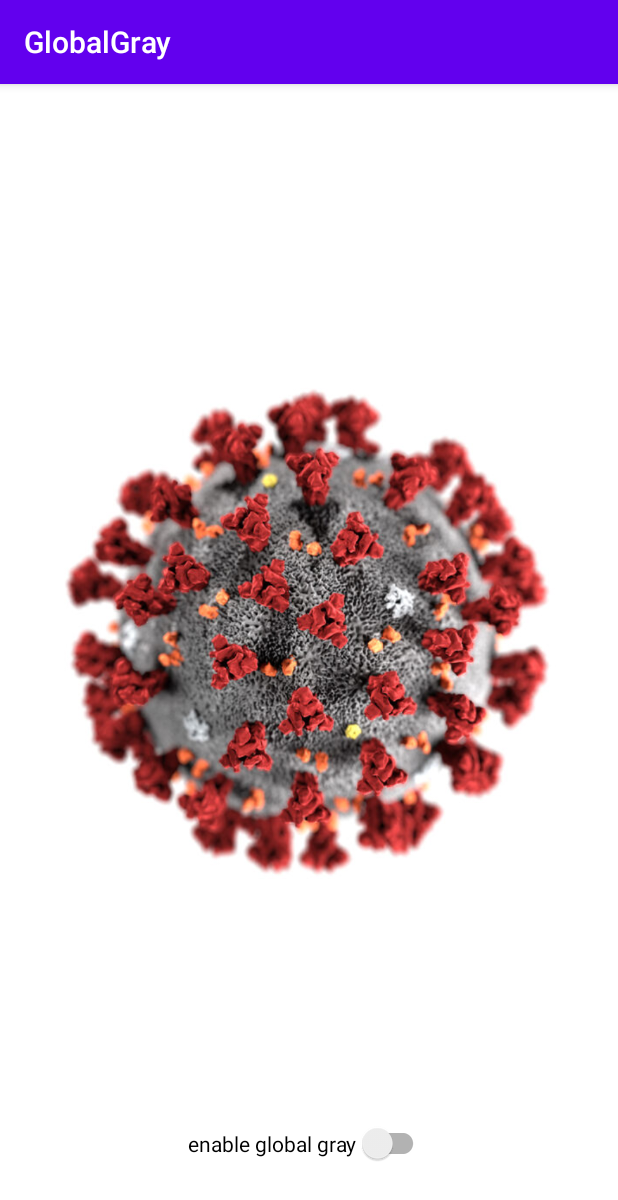
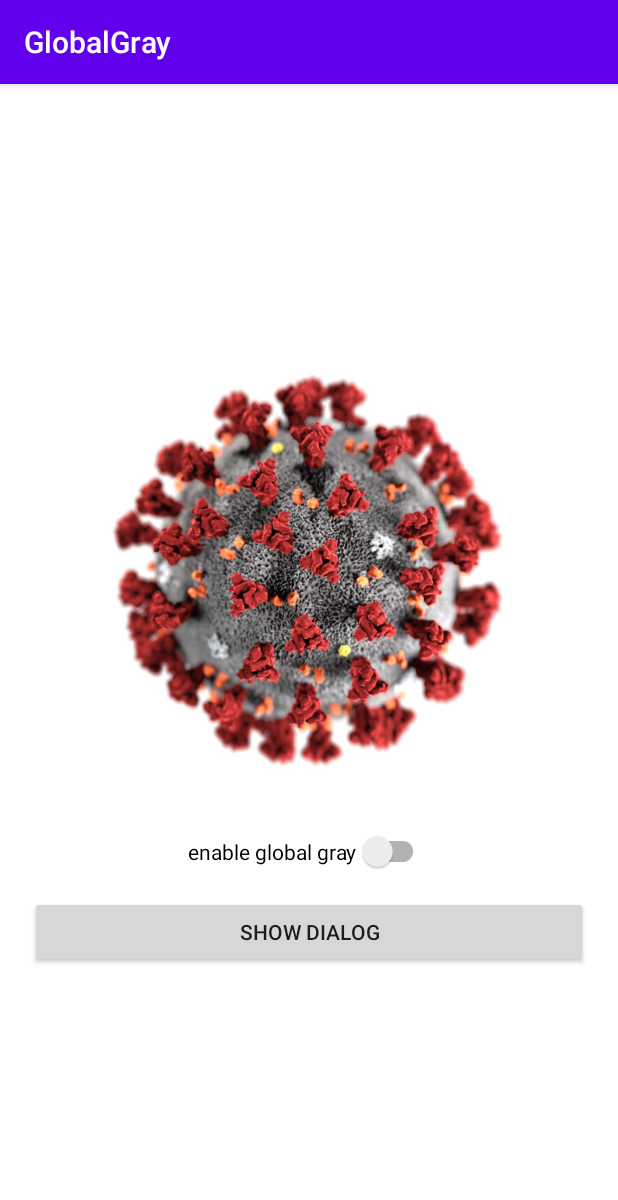
Before and after one commit to U2tzJTNE/GlobalGray, an Android app: the screen it shows after launch (MainActivity), on a phone screen of 412 x 824 dp. Shown: the top 1200 px of the screen. Run offline under Robolectric (Android 15) with nearby library versions, the phone set to English and light mode, and no system bars.

```diff
--- a/sample/src/main/java/com/u2tzjtne/globalgray/sample/App.java
+++ b/sample/src/main/java/com/u2tzjtne/globalgray/sample/App.java
@@ -2,6 +2,7 @@ package com.u2tzjtne.globalgray.sample;
 
 import android.app.Application;
 import android.content.Context;
+import android.util.Log;
 
 import com.u2tzjtne.globalgray.GlobalGray;
 
@@ -10,11 +11,13 @@ import com.u2tzjtne.globalgray.GlobalGray;
  */
 public class App extends Application {
     private static Context context;
+    private static final String TAG = "App";
 
     @Override
     public void onCreate() {
         super.onCreate();
         context = getApplicationContext();
+        Log.d(TAG,"app is onCreate: enable_gray "+SPUtils.getBoolean("enable_gray", false));
         GlobalGray.enable(SPUtils.getBoolean("enable_gray", false));
     }
 
--- a/sample/src/main/res/layout/activity_main.xml
+++ b/sample/src/main/res/layout/activity_main.xml
@@ -10,14 +10,23 @@
     tools:context=".MainActivity">
 
     <ImageView
-        android:layout_width="match_parent"
-        android:layout_height="wrap_content"
+        android:layout_width="300dp"
+        android:layout_height="300dp"
         android:src="@drawable/img_covid" />
+
 
     <androidx.appcompat.widget.SwitchCompat
         android:id="@+id/sw_enable_gray"
         android:layout_width="wrap_content"
         android:layout_height="wrap_content"
+        android:layout_marginTop="20dp"
         android:text="enable global gray" />
 
+    <Button
+        android:id="@+id/btn_show_dialog"
+        android:layout_width="match_parent"
+        android:layout_height="wrap_content"
+        android:layout_marginTop="16dp"
+        android:text="show dialog" />
+
 </LinearLayout>
```
Also changed, not shown: sample/src/main/java/com/u2tzjtne/globalgray/sample/MainActivity.java (+37 -3 lines), 1 other file.
